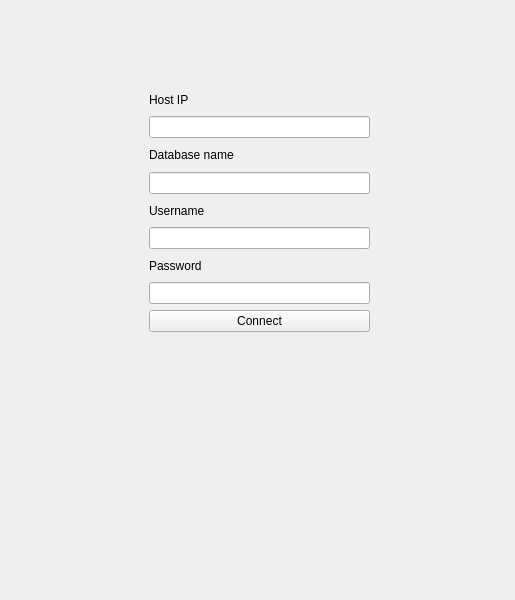
The window that SqlApp/mainwindow.ui (semens901/sql_program_practice) describes before a commit, drawn with Qt 5.
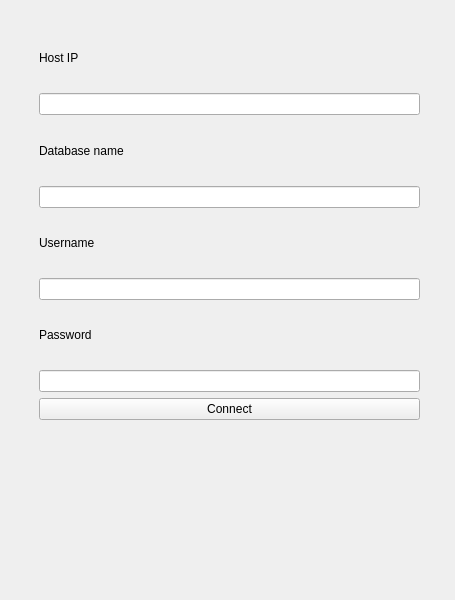
The same window after the commit.

What changed in the file:
```diff
--- a/SqlApp/mainwindow.ui
+++ b/SqlApp/mainwindow.ui
@@ -6,7 +6,7 @@
    <rect>
     <x>0</x>
     <y>0</y>
-    <width>515</width>
+    <width>455</width>
     <height>600</height>
    </rect>
   </property>
@@ -19,7 +19,7 @@
      <rect>
       <x>-1</x>
       <y>-1</y>
-      <width>531</width>
+      <width>441</width>
       <height>581</height>
      </rect>
     </property>
@@ -27,13 +27,13 @@
      <number>0</number>
     </property>
     <widget class="QWidget" name="page_1">
-     <widget class="QWidget" name="">
+     <widget class="QWidget" name="layoutWidget">
       <property name="geometry">
        <rect>
-        <x>150</x>
-        <y>90</y>
-        <width>221</width>
-        <height>243</height>
+        <x>40</x>
+        <y>30</y>
+        <width>381</width>
+        <height>391</height>
        </rect>
       </property>
       <layout class="QGridLayout" name="gridLayout">
```
Left out of the diff: 6 changed lines with no effect on the pictures.
